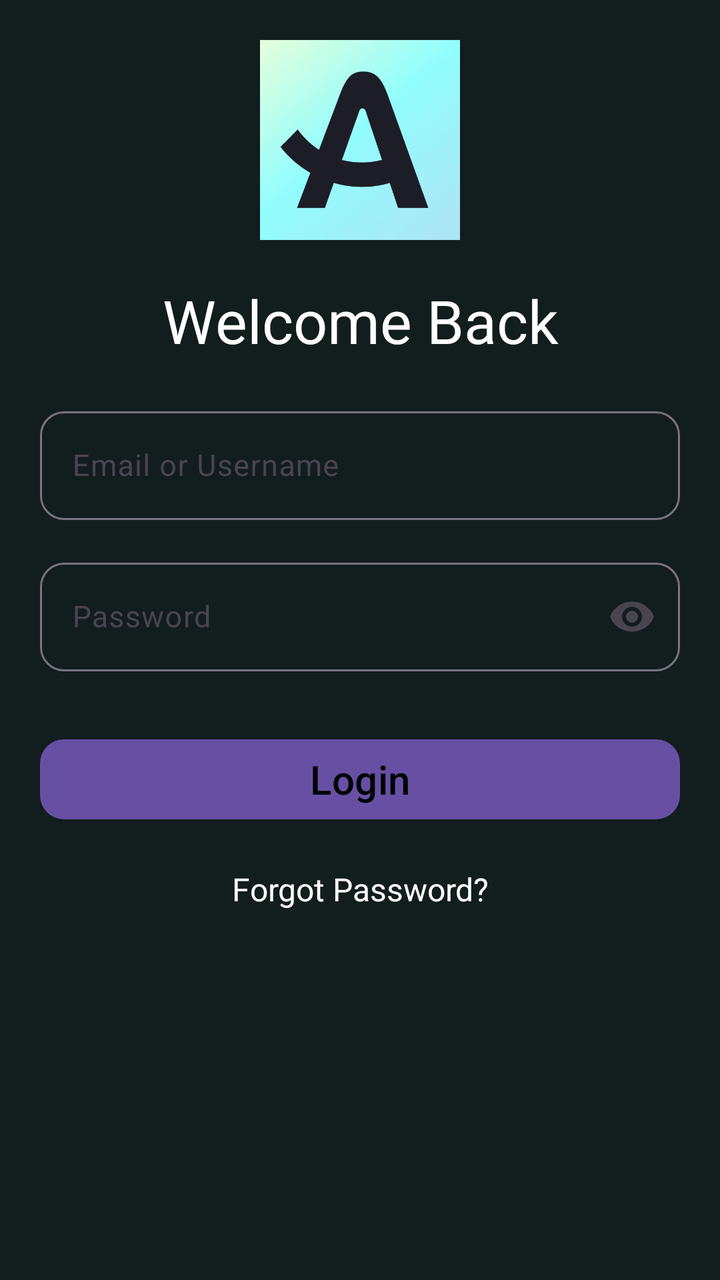
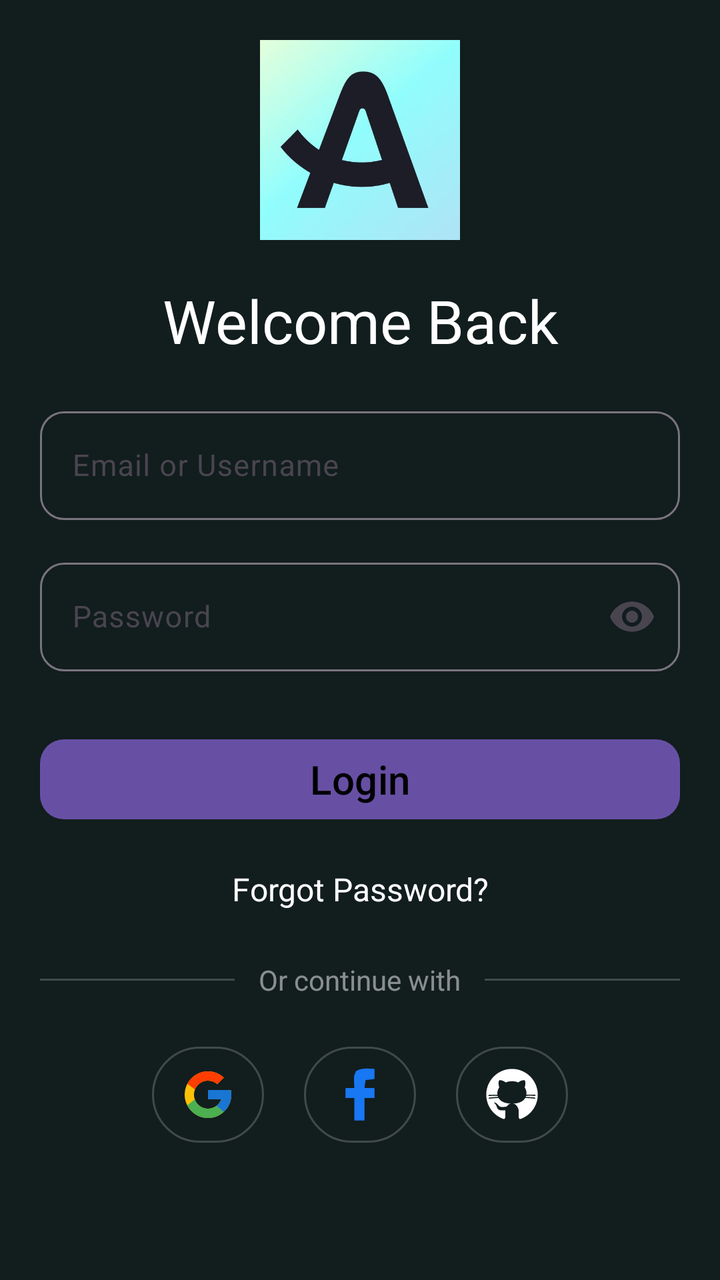

The first picture is an Android layout as it rendered before a commit; the second is the same layout after the commit. The layout source and the unified diff follow.
<!-- AndroidManifest.xml: application theme Theme.App1 -->
<!-- res/layout/activity_main.xml -->
<?xml version="1.0" encoding="utf-8"?>
<androidx.constraintlayout.widget.ConstraintLayout xmlns:android="http://schemas.android.com/apk/res/android"
    xmlns:app="http://schemas.android.com/apk/res-auto"
    xmlns:tools="http://schemas.android.com/tools"
    android:id="@+id/main"
    android:layout_width="match_parent"
    android:layout_height="match_parent"
    android:background="#121d1e"
    tools:context=".MainActivity">

    <ImageView
        android:id="@+id/logoimage"
        android:layout_width="100dp"
        android:layout_height="100dp"
        android:layout_marginTop="20dp"
        android:src="@drawable/img"
        app:layout_constraintEnd_toEndOf="parent"
        app:layout_constraintStart_toStartOf="parent"
        app:layout_constraintTop_toTopOf="parent" />

    <TextView
        android:id="@+id/welcome"
        android:layout_width="match_parent"
        android:layout_height="wrap_content"
        android:layout_marginTop="20dp"
        android:gravity="center"
        android:text="Welcome Back"
        android:textColor="@color/white"
        android:textSize="30sp"
        app:layout_constraintTop_toBottomOf="@id/logoimage" />

    <com.google.android.material.textfield.TextInputLayout
        android:id="@+id/emailLayout"
        android:layout_width="match_parent"
        android:layout_height="wrap_content"
        android:layout_margin="20dp"
        android:hint="Email or Username"
        app:boxBackgroundMode="outline"
        app:boxCornerRadiusBottomEnd="12dp"
        app:boxCornerRadiusBottomStart="12dp"
        app:boxCornerRadiusTopEnd="12dp"
        app:boxCornerRadiusTopStart="12dp"
        app:endIconMode="clear_text"
        app:layout_constraintTop_toBottomOf="@id/welcome">

        <com.google.android.material.textfield.TextInputEditText
            android:id="@+id/emailInput"
            android:layout_width="match_parent"
            android:layout_height="wrap_content"
            android:imeOptions="actionNext"
            android:inputType="textEmailAddress"
            android:maxLines="1"
            android:textColor="@color/white"
            android:textSize="15sp" />
    </com.google.android.material.textfield.TextInputLayout>

    <com.google.android.material.textfield.TextInputLayout
        android:id="@+id/passwordLayout"
        android:layout_width="match_parent"
        android:layout_height="wrap_content"
        android:layout_marginHorizontal="20dp"
        android:layout_marginTop="16dp"
        android:hint="Password"
        app:boxBackgroundMode="outline"
        app:boxCornerRadiusBottomEnd="12dp"
        app:boxCornerRadiusBottomStart="12dp"
        app:boxCornerRadiusTopEnd="12dp"
        app:boxCornerRadiusTopStart="12dp"
        app:endIconMode="password_toggle"
        app:layout_constraintEnd_toEndOf="parent"
        app:layout_constraintStart_toStartOf="parent"
        app:layout_constraintTop_toBottomOf="@id/emailLayout">

        <com.google.android.material.textfield.TextInputEditText
            android:id="@+id/passwordInput"
            android:layout_width="match_parent"
            android:layout_height="wrap_content"
            android:imeOptions="actionDone"
            android:inputType="textPassword"
            android:maxLines="1"
            android:textColor="@color/white"
            android:textSize="15sp" />
    </com.google.android.material.textfield.TextInputLayout>

    <com.google.android.material.button.MaterialButton
        android:id="@+id/btnlogin"
        android:layout_width="match_parent"
        android:layout_height="wrap_content"
        android:layout_marginHorizontal="20dp"
        android:layout_marginTop="30dp"
        android:text="Login"
        android:textColor="@android:color/black"
        android:textSize="20sp"
        app:cornerRadius="12dp"
        app:layout_constraintEnd_toEndOf="parent"
        app:layout_constraintStart_toStartOf="parent"
        app:layout_constraintTop_toBottomOf="@id/passwordLayout" />

    <TextView
        android:id="@+id/forgotPassword"
        android:layout_width="match_parent"
        android:layout_height="wrap_content"
        android:layout_margin="20dp"
        android:gravity="center"
        android:text="Forgot Password?"
        android:textColor="@color/white"
        android:textSize="16sp"
        app:layout_constraintEnd_toEndOf="parent"
        app:layout_constraintStart_toStartOf="parent"
        app:layout_constraintTop_toBottomOf="@id/btnlogin" />

    <LinearLayout
        android:id="@+id/dividerRow"
        android:layout_width="0dp"
        android:layout_height="wrap_content"
        android:layout_margin="15dp"
        android:gravity="center_vertical"
        android:orientation="horizontal"
        app:layout_constraintEnd_toEndOf="parent"
        app:layout_constraintStart_toStartOf="parent"
        app:layout_constraintTop_toBottomOf="@id/forgotPassword">


    </LinearLayout>

</androidx.constraintlayout.widget.ConstraintLayout>
<!-- resources referenced by this layout -->
<resources>
  <!-- unchanged entries left out for length: 4 -->
</resources>

<!-- the commit's change to res/layout/activity_main.xml (unified diff, before → after) -->
@@ -13,6 +13,7 @@
         android:layout_width="100dp"
         android:layout_height="100dp"
         android:layout_marginTop="20dp"
+        android:contentDescription="@string/app_logo"
         android:src="@drawable/img"
         app:layout_constraintEnd_toEndOf="parent"
         app:layout_constraintStart_toStartOf="parent"
@@ -20,27 +21,35 @@
 
     <TextView
         android:id="@+id/welcome"
-        android:layout_width="match_parent"
-        android:layout_height="wrap_content"
-        android:layout_marginTop="20dp"
+        android:layout_width="0dp"
+        android:layout_height="wrap_content"
+        android:layout_marginStart="20dp"
+        android:layout_marginTop="20dp"
+        android:layout_marginEnd="20dp"
         android:gravity="center"
-        android:text="Welcome Back"
+        android:text="@string/welcome_back"
         android:textColor="@color/white"
         android:textSize="30sp"
+        app:layout_constraintEnd_toEndOf="parent"
+        app:layout_constraintStart_toStartOf="parent"
         app:layout_constraintTop_toBottomOf="@id/logoimage" />
 
     <com.google.android.material.textfield.TextInputLayout
         android:id="@+id/emailLayout"
-        android:layout_width="match_parent"
-        android:layout_height="wrap_content"
-        android:layout_margin="20dp"
-        android:hint="Email or Username"
+        android:layout_width="0dp"
+        android:layout_height="wrap_content"
+        android:layout_marginStart="20dp"
+        android:layout_marginTop="20dp"
+        android:layout_marginEnd="20dp"
+        android:hint="@string/email_or_username"
         app:boxBackgroundMode="outline"
         app:boxCornerRadiusBottomEnd="12dp"
         app:boxCornerRadiusBottomStart="12dp"
         app:boxCornerRadiusTopEnd="12dp"
         app:boxCornerRadiusTopStart="12dp"
         app:endIconMode="clear_text"
+        app:layout_constraintEnd_toEndOf="parent"
+        app:layout_constraintStart_toStartOf="parent"
         app:layout_constraintTop_toBottomOf="@id/welcome">
 
         <com.google.android.material.textfield.TextInputEditText
@@ -56,11 +65,12 @@
 
     <com.google.android.material.textfield.TextInputLayout
         android:id="@+id/passwordLayout"
-        android:layout_width="match_parent"
-        android:layout_height="wrap_content"
-        android:layout_marginHorizontal="20dp"
+        android:layout_width="0dp"
+        android:layout_height="wrap_content"
+        android:layout_marginStart="20dp"
         android:layout_marginTop="16dp"
-        android:hint="Password"
+        android:layout_marginEnd="20dp"
+        android:hint="@string/password"
         app:boxBackgroundMode="outline"
         app:boxCornerRadiusBottomEnd="12dp"
         app:boxCornerRadiusBottomStart="12dp"
@@ -84,11 +94,12 @@
 
     <com.google.android.material.button.MaterialButton
         android:id="@+id/btnlogin"
-        android:layout_width="match_parent"
-        android:layout_height="wrap_content"
-        android:layout_marginHorizontal="20dp"
+        android:layout_width="0dp"
+        android:layout_height="wrap_content"
+        android:layout_marginStart="20dp"
         android:layout_marginTop="30dp"
-        android:text="Login"
+        android:layout_marginEnd="20dp"
+        android:text="@string/login"
         android:textColor="@android:color/black"
         android:textSize="20sp"
         app:cornerRadius="12dp"
@@ -98,11 +109,16 @@
 
     <TextView
         android:id="@+id/forgotPassword"
-        android:layout_width="match_parent"
-        android:layout_height="wrap_content"
-        android:layout_margin="20dp"
+        android:layout_width="0dp"
+        android:layout_height="wrap_content"
+        android:layout_marginStart="20dp"
+        android:layout_marginTop="20dp"
+        android:layout_marginEnd="20dp"
+        android:background="?attr/selectableItemBackground"
+        android:clickable="true"
+        android:focusable="true"
         android:gravity="center"
-        android:text="Forgot Password?"
+        android:text="@string/forgot_password"
         android:textColor="@color/white"
         android:textSize="16sp"
         app:layout_constraintEnd_toEndOf="parent"
@@ -113,14 +129,96 @@
         android:id="@+id/dividerRow"
         android:layout_width="0dp"
         android:layout_height="wrap_content"
-        android:layout_margin="15dp"
+        android:layout_marginStart="20dp"
+        android:layout_marginTop="25dp"
+        android:layout_marginEnd="20dp"
         android:gravity="center_vertical"
         android:orientation="horizontal"
         app:layout_constraintEnd_toEndOf="parent"
         app:layout_constraintStart_toStartOf="parent"
         app:layout_constraintTop_toBottomOf="@id/forgotPassword">
 
-
+        <View
+            android:layout_width="0dp"
+            android:layout_height="1dp"
+            android:layout_weight="1"
+            android:background="#33FFFFFF" />
+
+        <TextView
+            android:layout_width="wrap_content"
+            android:layout_height="wrap_content"
+            android:layout_marginHorizontal="12dp"
+            android:text="@string/or_continue_with"
+            android:textColor="#80FFFFFF"
+            android:textSize="14sp" />
+
+        <View
+            android:layout_width="0dp"
+            android:layout_height="1dp"
+            android:layout_weight="1"
+            android:background="#33FFFFFF" />
     </LinearLayout>
 
+    <LinearLayout
+        android:id="@+id/socialButtonsRow"
+        android:layout_width="0dp"
+        android:layout_height="wrap_content"
+        android:layout_marginStart="20dp"
+        android:layout_marginTop="20dp"
+        android:layout_marginEnd="20dp"
+        android:gravity="center"
+        android:orientation="horizontal"
+        app:layout_constraintEnd_toEndOf="parent"
+        app:layout_constraintStart_toStartOf="parent"
+        app:layout_constraintTop_toBottomOf="@id/dividerRow">
+
+        <com.google.android.material.button.MaterialButton
+            android:id="@+id/btnGoogle"
+            style="@style/Widget.Material3.Button.OutlinedButton"
+            android:layout_width="56dp"
+            android:layout_height="56dp"
+            android:layout_marginHorizontal="10dp"
+            android:contentDescription="@string/google"
+            android:padding="12dp"
+            app:cornerRadius="28dp"
+            app:icon="@drawable/google"
+            app:iconGravity="textStart"
+            app:iconPadding="0dp"
+            app:iconSize="28dp"
+            app:iconTint="@null"
+            app:strokeColor="#33FFFFFF" />
+
+        <com.google.android.material.button.MaterialButton
+            android:id="@+id/btnFacebook"
+            style="@style/Widget.Material3.Button.OutlinedButton"
+            android:layout_width="56dp"
+            android:layout_height="56dp"
+            android:layout_marginHorizontal="10dp"
+            android:contentDescription="@string/facebook"
+            android:padding="12dp"
+            app:cornerRadius="28dp"
+            app:icon="@drawable/facebook"
+            app:iconGravity="textStart"
+            app:iconPadding="0dp"
+            app:iconSize="28dp"
+            app:iconTint="@null"
+            app:strokeColor="#33FFFFFF" />
+
+        <com.google.android.material.button.MaterialButton
+            android:id="@+id/btnGithub"
+            style="@style/Widget.Material3.Button.OutlinedButton"
+            android:layout_width="56dp"
+            android:layout_height="56dp"
+            android:layout_marginHorizontal="10dp"
+            android:contentDescription="@string/github"
+            android:padding="12dp"
+            app:cornerRadius="28dp"
+            app:icon="@drawable/github"
+            app:iconGravity="textStart"
+            app:iconPadding="0dp"
+            app:iconSize="28dp"
+            app:iconTint="@null"
+            app:strokeColor="#33FFFFFF" />
+    </LinearLayout>
+
 </androidx.constraintlayout.widget.ConstraintLayout>
<!-- resource entries referenced after the edit -->
@@ -1,5 +1,61 @@
 <!-- resources referenced by this layout -->
 <resources>
+  <!-- drawable facebook (drawable) -->
+  <?xml version="1.0" encoding="utf-8"?>
+  <vector xmlns:android="http://schemas.android.com/apk/res/android"
+      android:width="50dp"
+      android:height="50dp"
+      android:viewportWidth="50"
+      android:viewportHeight="50">
+      <group
+          android:translateX="38"
+          android:translateY="2">
+          <path
+              android:fillColor="#1877F2"
+              android:pathData="M0 0 C0 2.97 0 5.94 0 9 C-2.64 9.33 -5.28 9.66 -8 10 C-8.33 12.31 -8.66 14.62 -9 17 C-6.03 17 -3.06 17 0 17 C0 19.97 0 22.94 0 26 C-2.97 26 -5.94 26 -9 26 C-9 32.6 -9 39.2 -9 46 C-11.97 46 -14.94 46 -18 46 C-18 39.4 -18 32.8 -18 26 C-20.64 26 -23.28 26 -26 26 C-26 23.03 -26 20.06 -26 17 C-23.36 17 -20.72 17 -18 17 C-18.08701172 15.78763672 -18.08701172 15.78763672 -18.17578125 14.55078125 C-18.53547081 6.03127711 -18.53547081 6.03127711 -16.3125 1.75 C-11.07705514 -1.0158954 -5.79957641 -0.38210972 0 0 Z " />
+      </group>
+  </vector>
+  <!-- drawable github (drawable) -->
+  <?xml version="1.0" encoding="utf-8"?>
+  <vector xmlns:android="http://schemas.android.com/apk/res/android"
+      android:width="50dp"
+      android:height="50dp"
+      android:viewportWidth="50"
+      android:viewportHeight="50">
+      <path
+          android:fillColor="#FFFFFF"
+          android:pathData="M17.791,46.836C18.502,46.53,19,45.823,19,45v-5.4c0-0.197,0.016-0.402,0.041-0.61C19.027,38.994,19.014,38.997,19,39 c0,0-3,0-3.6,0c-1.5,0-2.8-0.6-3.4-1.8c-0.7-1.3-1-3.5-2.8-4.7C8.9,32.3,9.1,32,9.7,32c0.6,0.1,1.9,0.9,2.7,2c0.9,1.1,1.8,2,3.4,2 c2.487,0,3.82-0.125,4.622-0.555C21.356,34.056,22.649,33,24,33v-0.025c-5.668-0.182-9.289-2.066-10.975-4.975 c-3.665,0.042-6.856,0.405-8.677,0.707c-0.058-0.327-0.108-0.656-0.151-0.987c1.797-0.296,4.843-0.647,8.345-0.714 c-0.112-0.276-0.209-0.559-0.291-0.849c-3.511-0.178-6.541-0.039-8.187,0.097c-0.02-0.332-0.047-0.663-0.051-0.999 c1.649-0.135,4.597-0.27,8.018-0.111c-0.079-0.5-0.13-1.011-0.13-1.543c0-1.7,0.6-3.5,1.7-5c-0.5-1.7-1.2-5.3,0.2-6.6 c2.7,0,4.6,1.3,5.5,2.1C21,13.4,22.9,13,25,13s4,0.4,5.6,1.1c0.9-0.8,2.8-2.1,5.5-2.1c1.5,1.4,0.7,5,0.2,6.6c1.1,1.5,1.7,3.2,1.6,5 c0,0.484-0.045,0.951-0.11,1.409c3.499-0.172,6.527-0.034,8.204,0.102c-0.002,0.337-0.033,0.666-0.051,0.999 c-1.671-0.138-4.775-0.28-8.359-0.089c-0.089,0.336-0.197,0.663-0.325,0.98c3.546,0.046,6.665,0.389,8.548,0.689 c-0.043,0.332-0.093,0.661-0.151,0.987c-1.912-0.306-5.171-0.664-8.879-0.682C35.112,30.873,31.557,32.75,26,32.969V33 c2.6,0,5,3.9,5,6.6V45c0,0.823,0.498,1.53,1.209,1.836C41.37,43.804,48,35.164,48,25C48,12.318,37.683,2,25,2S2,12.318,2,25 C2,35.164,8.63,43.804,17.791,46.836z" />
+  </vector>
+  <!-- drawable google (drawable) -->
+  <?xml version="1.0" encoding="utf-8"?>
+  <vector xmlns:android="http://schemas.android.com/apk/res/android"
+      android:width="48dp"
+      android:height="48dp"
+      android:viewportWidth="48"
+      android:viewportHeight="48">
+      <path
+          android:fillColor="#FFC107"
+          android:pathData="M43.611,20.083H42V20H24v8h11.303c-1.649,4.657-6.08,8-11.303,8c-6.627,0-12-5.373-12-12c0-6.627,5.373-12,12-12c3.059,0,5.842,1.154,7.961,3.039l5.657-5.657C34.046,6.053,29.268,4,24,4C12.955,4,4,12.955,4,24c0,11.045,8.955,20,20,20c11.045,0,20-8.955,20-20C44,22.659,43.862,21.35,43.611,20.083z" />
+      <path
+          android:fillColor="#FF3D00"
+          android:pathData="M6.306,14.691l6.571,4.819C14.655,15.108,18.961,12,24,12c3.059,0,5.842,1.154,7.961,3.039l5.657-5.657C34.046,6.053,29.268,4,24,4C16.318,4,9.656,8.337,6.306,14.691z" />
+      <path
+          android:fillColor="#4CAF50"
+          android:pathData="M24,44c5.166,0,9.86-1.977,13.409-5.192l-6.19-5.238C29.211,35.091,26.715,36,24,36c-5.202,0-9.619-3.317-11.283-7.946l-6.522,5.025C9.505,39.556,16.227,44,24,44z" />
+      <path
+          android:fillColor="#1976D2"
+          android:pathData="M43.611,20.083H42V20H24v8h11.303c-0.792,2.237-2.231,4.166-4.087,5.571c0.001-0.001,0.002-0.001,0.003-0.002l6.19,5.238C36.971,39.205,44,34,44,24C44,22.659,43.862,21.35,43.611,20.083z" />
+  </vector>
+  <string name="app_logo">App Logo</string>
+  <string name="email_or_username">Email or Username</string>
+  <string name="facebook">Facebook</string>
+  <string name="forgot_password">Forgot Password?</string>
+  <string name="github">GitHub</string>
+  <string name="google">Google</string>
+  <string name="login">Login</string>
+  <string name="or_continue_with">Or continue with</string>
+  <string name="password">Password</string>
+  <string name="welcome_back">Welcome Back</string>
   <!-- unchanged entries left out for length: 4 -->
 </resources>
 
